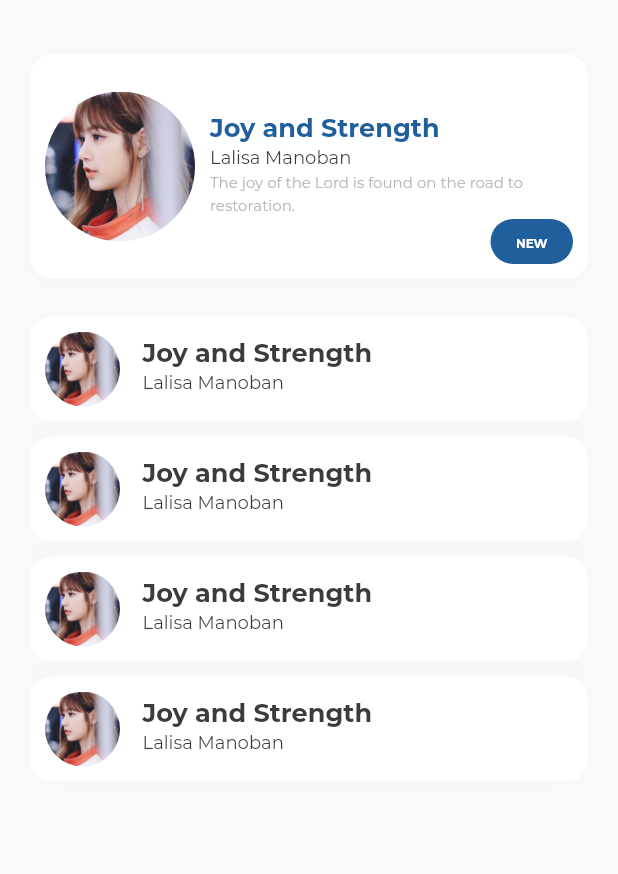
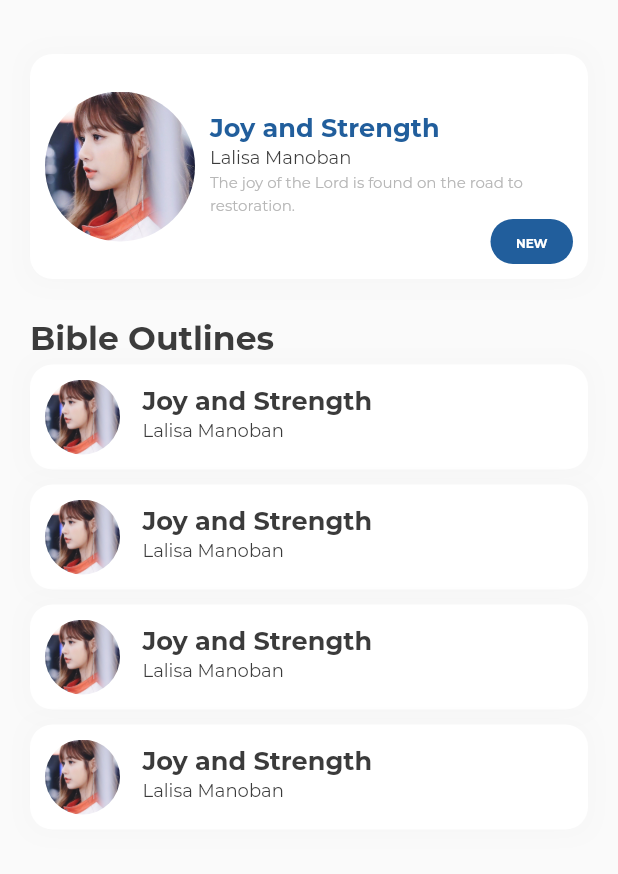
Before and after one commit to rejesthm/bible-journal-flutter, a Flutter app: the screen it shows after launch, on a phone screen of 412 x 824 dp, the part 60-934 px from its top. Run offline on Flutter 3.47's test engine with Material 2 defaults, Android fonts, the phone set to English and light mode, and no system bars; our stand-ins replace page_transition; project files that could hold a hidden picture were left out.

Commit message:
CHORE: Add title

```diff
--- a/lib/presentation/screens/home/home_page.dart
+++ b/lib/presentation/screens/home/home_page.dart
@@ -1,7 +1,9 @@
+import 'package:bible_journal/core/utils/color_util.dart';
 import 'package:bible_journal/presentation/widgets/card/feature_card_widget.dart';
 import 'package:bible_journal/presentation/widgets/card/index_outline_card_widget.dart';
 import 'package:bible_journal/presentation/widgets/custom_regular_app_bar.dart';
 import 'package:bible_journal/presentation/widgets/mobile_status_margin_top.dart';
+import 'package:bible_journal/presentation/widgets/texts/header_text_widget.dart';
 import 'package:flutter/material.dart';
 
 class HomePage extends StatefulWidget {
@@ -18,6 +20,7 @@ class _HomePageState extends State<HomePage> {
         title: "Bible Journal",
         body: Container(
           child: Column(
+            crossAxisAlignment: CrossAxisAlignment.start,
             children: [
               FeatureCardWidget(
                 imageUrl: "assets/images/avatars/lalisa.jpeg",
@@ -25,6 +28,17 @@ class _HomePageState extends State<HomePage> {
                 authorName: "Lalisa Manoban",
                 description:
                     "The joy of the Lord is found on the road to restoration.",
+              ),
+              SizedBox(height: 10.0,),
+              Container(
+                margin: EdgeInsets.symmetric(
+                  horizontal: 20.0,
+                ),
+                child: HeaderTextWidget(
+                  title: "Bible Outlines",
+                  color: ColorUtil.primaryTextColor,
+                  fontSize: 22,
+                ),
               ),
               Container(
                 margin: EdgeInsets.symmetric(horizontal: 20.0),
```
